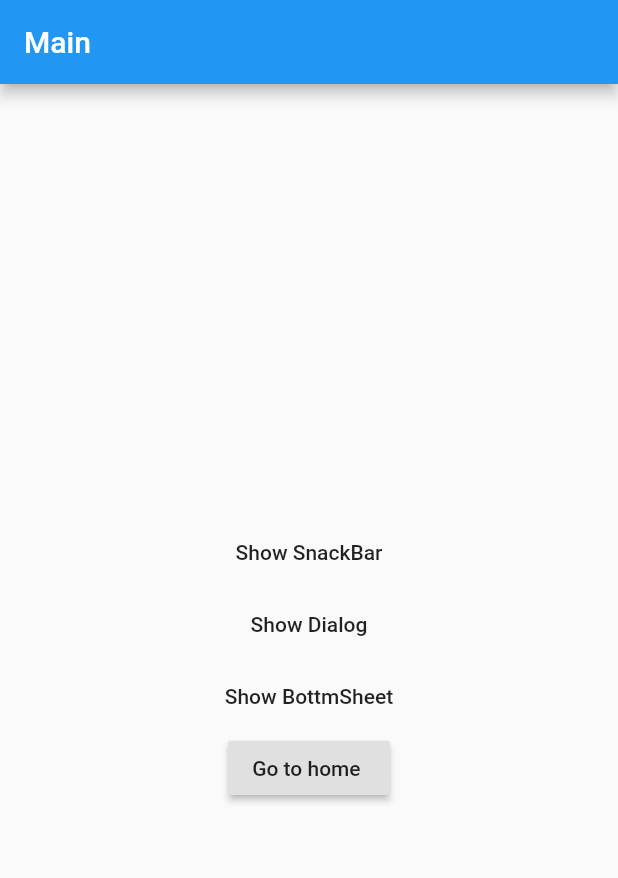
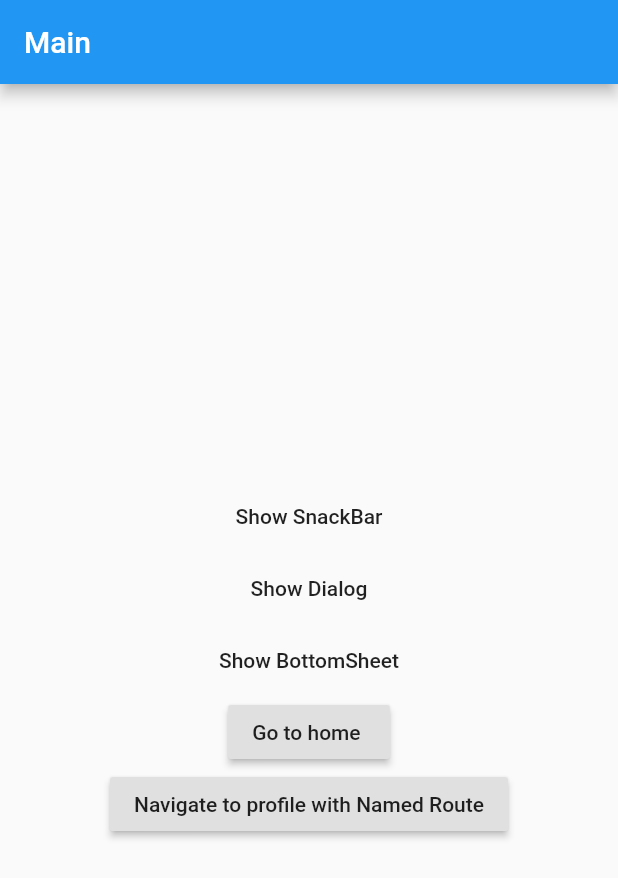
Before and after one commit to kotdroidZero/flutter_getx, a Flutter app: the screen it shows after launch, on a phone screen of 412 x 824 dp. Shown: the top 878 px of the screen. Run offline on Flutter 3.47's test engine with Material 2 defaults, Android fonts, the phone set to English and light mode, and no system bars; our stand-ins replace get.

Commit message:
+ named route navigation

```diff
--- a/lib/main.dart
+++ b/lib/main.dart
@@ -1,7 +1,10 @@
 import 'package:flutter/material.dart';
+import 'package:flutter_ap_getx/screens/next.dart';
+import 'package:flutter_ap_getx/screens/unknown.dart';
 import 'package:get/get.dart';
 
 import 'screens/home.dart';
+import 'screens/profile.dart';
 
 void main() {
   runApp(MyApp());
@@ -11,6 +14,18 @@ class MyApp extends StatelessWidget {
   @override
   Widget build(BuildContext context) {
     return GetMaterialApp(
+      initialRoute: '/',
+      defaultTransition: Transition.zoom,
+      getPages: [
+        GetPage(name: '/', page: () => MyApp()),
+        GetPage(name: '/profile', page: () => Profile()),
+        GetPage(
+          name: '/next/:someValueYouWantToPass',
+          page: () => Next(),
+          transition: Transition.leftToRight,
+        ),
+      ],
+      unknownRoute: GetPage(page: () => Unknown(), name: 'notFound'),
       home: Scaffold(
         appBar: AppBar(
           title: Text('Main'),
@@ -42,7 +57,7 @@ class MyApp extends StatelessWidget {
                 onPressed: () {
                   bottomSheet();
                 },
-                child: Text('Show BottmSheet'),
+                child: Text('Show BottomSheet'),
               ),
               RaisedButton(
                 onPressed: () async {
@@ -59,6 +74,13 @@ class MyApp extends StatelessWidget {
                 },
                 child: Text('Go to home '),
               ),
+              RaisedButton(
+                onPressed: () {
+                  // Get.toNamed('/profile');
+                  Get.toNamed('/profile?user=Pushkar&job=mobile Developer');
+                },
+                child: Text('Navigate to profile with Named Route'),
+              )
             ],
           ),
         ),
```
Also changed, not shown: lib/screens/next.dart (added, +34 -0 lines), lib/screens/profile.dart (added, +40 -0 lines), lib/screens/unknown.dart (added, +26 -0 lines), 1 other file.
